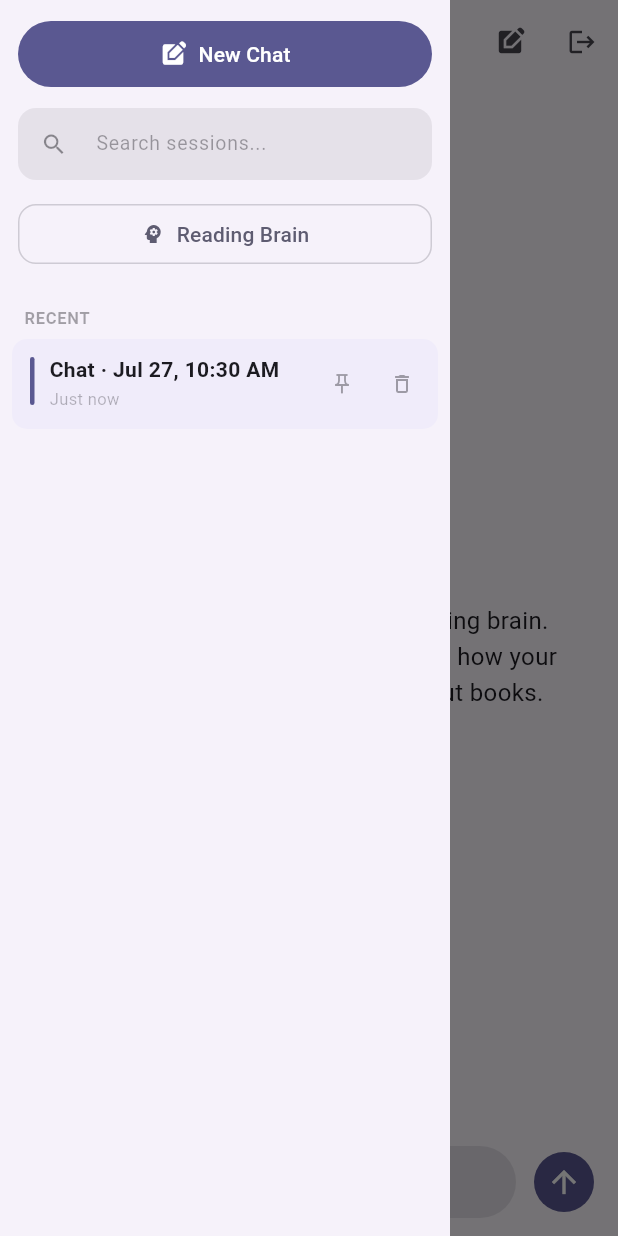
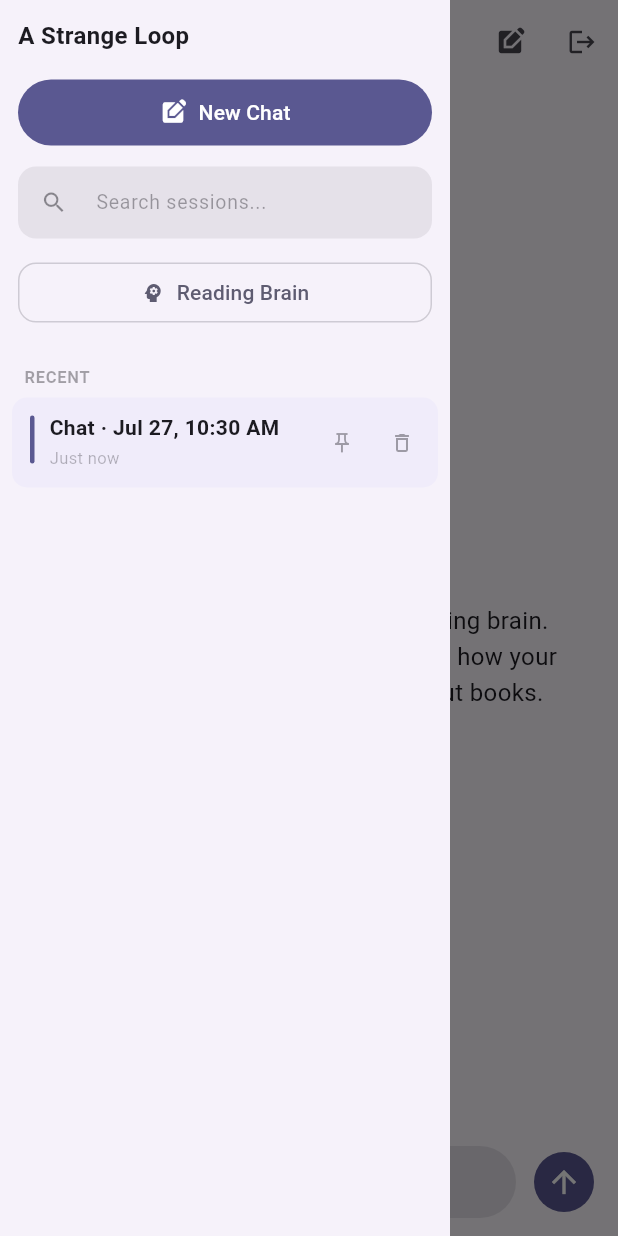
Before and after one commit to wikansetiaji/A-Strange-Loop, a Flutter app: the screen it shows once a user with an empty profile is signed in, with the side drawer open, on a phone screen of 412 x 824 dp. Run offline on Flutter 3.47's test engine with Material 3 defaults, Android fonts, the phone set to English and light mode, and no system bars; our stand-ins replace cloud_firestore, firebase_auth, firebase_core, flutter_markdown; missing offline and left inert: tiktoken; accounts and stored records are empty; generated files the repository leaves out were written again.

Commit message:
phase2: minor bug fixes

```diff
--- a/a_strange_loop/lib/widgets/sidebar.dart
+++ b/a_strange_loop/lib/widgets/sidebar.dart
@@ -38,6 +38,17 @@
       color: colorScheme.surfaceContainerLow,
       child: Column(
         children: [
+           Padding(
+             padding: const EdgeInsets.fromLTRB(12, 12, 12, 4),
+             child: SizedBox(
+               width: double.infinity,
+               child: Text('A Strange Loop',
+                        style: TextStyle(
+                            fontSize: 16,
+                            fontWeight: FontWeight.bold,
+                            color: colorScheme.onSurface)),
+             ),
+           ),
           _buildNewChatButton(context, cs),
           _buildSearchField(context, colorScheme, cs),
           _buildBrainButton(context, colorScheme, cs),
```
Also changed, not shown: a_strange_loop/firebase.json, 1 other file.
